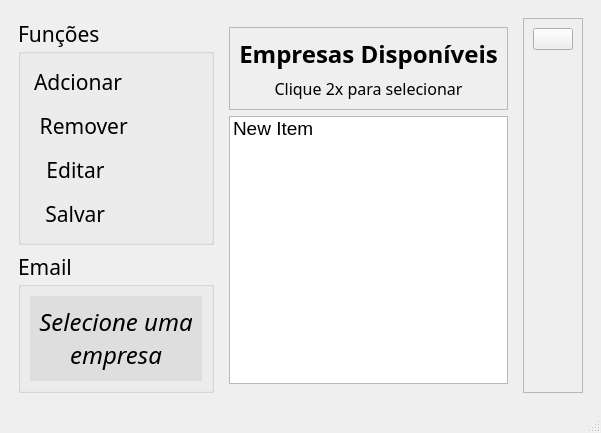
Above: src/ui/window_pend.ui from DeltaPrice-Pedro/Pendencias_Contabeis before the change. Below: the same form after it.
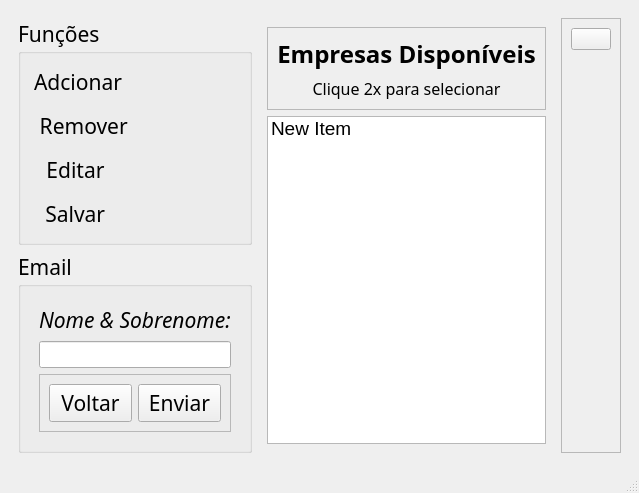
That is the form after the change. The open tabs and pages were chosen to show the change. Icons and pictures are not drawn.

Patch:
```diff
--- a/src/ui/window_pend.ui
+++ b/src/ui/window_pend.ui
@@ -6,8 +6,8 @@
    <rect>
     <x>0</x>
     <y>0</y>
-    <width>522</width>
-    <height>419</height>
+    <width>593</width>
+    <height>484</height>
    </rect>
   </property>
   <property name="windowTitle">
@@ -170,7 +170,7 @@
         <item row="1" column="0">
          <widget class="QGroupBox" name="groupBox_email">
           <property name="sizePolicy">
-           <sizepolicy hsizetype="Minimum" vsizetype="Expanding">
+           <sizepolicy hsizetype="Minimum" vsizetype="Maximum">
             <horstretch>0</horstretch>
             <verstretch>0</verstretch>
            </sizepolicy>
@@ -189,7 +189,7 @@
            <item row="0" column="0">
             <widget class="QStackedWidget" name="stackedWidget_email">
              <property name="sizePolicy">
-              <sizepolicy hsizetype="Maximum" vsizetype="Expanding">
+              <sizepolicy hsizetype="Maximum" vsizetype="Maximum">
                <horstretch>0</horstretch>
                <verstretch>0</verstretch>
               </sizepolicy>
@@ -230,6 +230,86 @@
                </item>
               </layout>
              </widget>
+             <widget class="QWidget" name="page_7">
+              <layout class="QVBoxLayout" name="verticalLayout_6">
+               <item>
+                <widget class="QLabel" name="label">
+                 <property name="sizePolicy">
+                  <sizepolicy hsizetype="Maximum" vsizetype="Maximum">
+                   <horstretch>0</horstretch>
+                   <verstretch>0</verstretch>
+                  </sizepolicy>
+                 </property>
+                 <property name="font">
+                  <font>
+                   <family>Tw Cen MT</family>
+                   <pointsize>16</pointsize>
+                   <italic>true</italic>
+                   <bold>false</bold>
+                  </font>
+                 </property>
+                 <property name="text">
+                  <string>Nome &amp; Sobrenome:</string>
+                 </property>
+                </widget>
+               </item>
+               <item>
+                <widget class="QLineEdit" name="lineEdit_name_func">
+                 <property name="sizePolicy">
+                  <sizepolicy hsizetype="Expanding" vsizetype="Maximum">
+                   <horstretch>0</horstretch>
+                   <verstretch>0</verstretch>
+                  </sizepolicy>
+                 </property>
+                 <property name="font">
+                  <font>
+                   <family>Arial</family>
+                   <pointsize>12</pointsize>
+                   <bold>false</bold>
+                  </font>
+                 </property>
+                </widget>
+               </item>
+               <item>
+                <widget class="QFrame" name="frame_3">
+                 <property name="sizePolicy">
+                  <sizepolicy hsizetype="Preferred" vsizetype="Maximum">
+                   <horstretch>0</horstretch>
+                   <verstretch>0</verstretch>
+                  </sizepolicy>
+                 </property>
+                 <property name="frameShape">
+                  <enum>QFrame::Shape::StyledPanel</enum>
+                 </property>
+                 <property name="frameShadow">
+                  <enum>QFrame::Shadow::Raised</enum>
+                 </property>
+                 <layout class="QHBoxLayout" name="horizontalLayout_3">
+                  <item>
+                   <widget class="QPushButton" name="pushButton_cancel_email">
+                    <property name="text">
+                     <string>Voltar</string>
+                    </property>
+                    <property name="icon">
+                     <iconset theme="QIcon::ThemeIcon::DocumentRevert"/>
+                    </property>
+                   </widget>
+                  </item>
+                  <item>
+                   <widget class="QPushButton" name="pushButton_send_email">
+                    <property name="text">
+                     <string>Enviar</string>
+                    </property>
+                    <property name="icon">
+                     <iconset theme="QIcon::ThemeIcon::DocumentSend"/>
+                    </property>
+                   </widget>
+                  </item>
+                 </layout>
+                </widget>
+               </item>
+              </layout>
+             </widget>
             </widget>
            </item>
           </layout>
```
Left out of the diff: 2 changed lines with no effect on the pictures.
